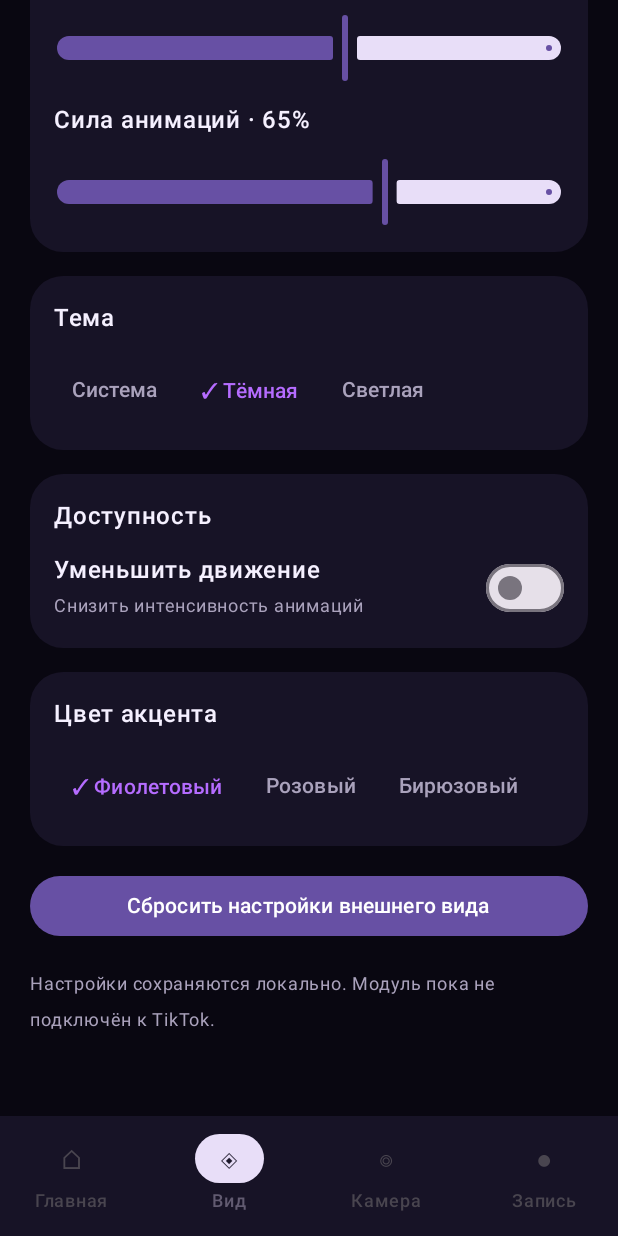
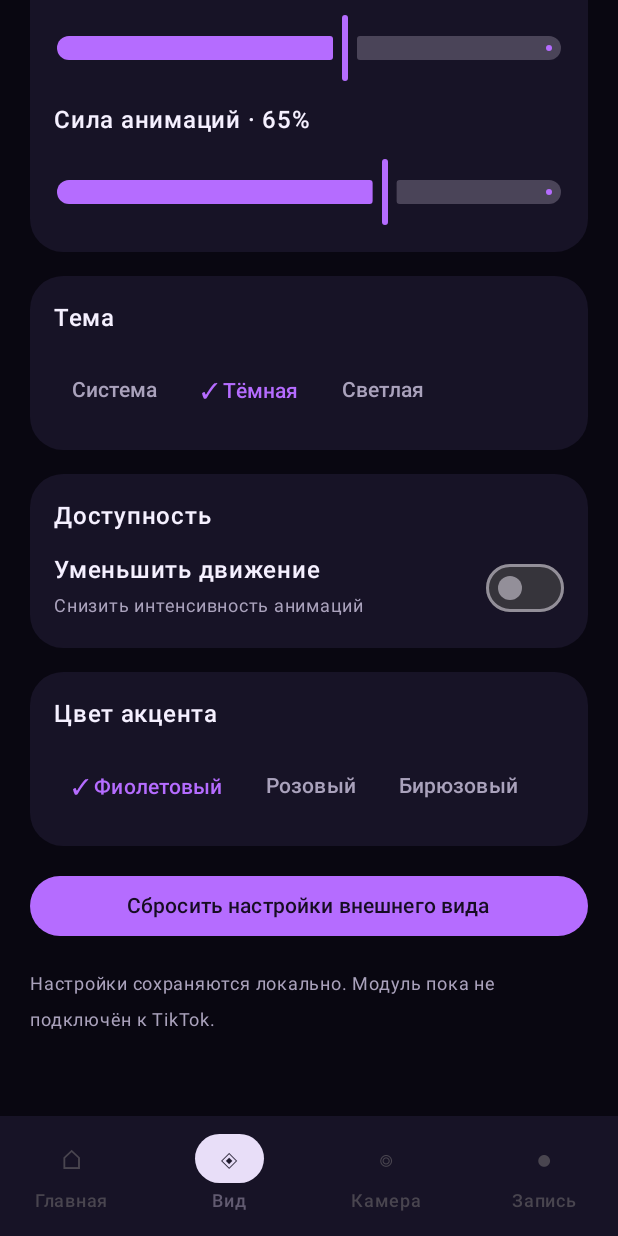
Before and after one commit to bs9973866-png/Zyro, an Android app built with Jetpack Compose: the screen it shows after launch (MainActivity), item 2 of the bottom bar chosen, scrolled down 477 dp, on a phone screen of 412 x 824 dp. Run offline under Robolectric (Android 15) with nearby library versions, the phone set to English and light mode, and no system bars; 1 statement that could not run was skipped.

Commit message:
Apply saved theme and accent choices to settings UI

```diff
--- a/zyro-settings/src/main/java/app/zyro/settings/ZyroSettingsScreen.kt
+++ b/zyro-settings/src/main/java/app/zyro/settings/ZyroSettingsScreen.kt
@@ -1,6 +1,7 @@
 package app.zyro.settings
 
 import androidx.compose.foundation.background
+import androidx.compose.foundation.isSystemInDarkTheme
 import androidx.compose.foundation.layout.*
 import androidx.compose.foundation.rememberScrollState
 import androidx.compose.foundation.shape.RoundedCornerShape
@@ -16,11 +17,38 @@ import androidx.compose.ui.unit.dp
 import androidx.compose.ui.unit.sp
 import kotlinx.coroutines.launch
 
-private val Bg = Color(0xFF090711)
-private val Panel = Color(0xFF171326)
-private val Accent = Color(0xFFB56CFF)
-private val MainText = Color(0xFFF5F0FF)
-private val Muted = Color(0xFFAAA2BC)
+private data class SettingsPalette(
+    val background: Color,
+    val panel: Color,
+    val accent: Color,
+    val primaryText: Color,
+    val secondaryText: Color
+)
+
+private fun settingsPalette(dark: Boolean, accentPreset: String): SettingsPalette {
+    val accent = when (accentPreset) {
+        "pink" -> if (dark) Color(0xFFFF5CAC) else Color(0xFFD63384)
+        "cyan" -> if (dark) Color(0xFF54DCE5) else Color(0xFF008C95)
+        else -> if (dark) Color(0xFFB56CFF) else Color(0xFF7540C8)
+    }
+    return if (dark) {
+        SettingsPalette(
+            background = Color(0xFF090711),
+            panel = Color(0xFF171326),
+            accent = accent,
+            primaryText = Color(0xFFF5F0FF),
+            secondaryText = Color(0xFFAAA2BC)
+        )
+    } else {
+        SettingsPalette(
+            background = Color(0xFFF7F4FB),
+            panel = Color(0xFFFFFFFF),
+            accent = accent,
+            primaryText = Color(0xFF201A2A),
+            secondaryText = Color(0xFF625B6F)
+        )
+    }
+}
 
 @Composable
 fun ZyroSettingsScreen(modifier: Modifier = Modifier, onClose: (() -> Unit)? = null) {
@@ -28,124 +56,209 @@ fun ZyroSettingsScreen(modifier: Modifier = Modifier, onClose: (() -> Unit)? = n
     val repo = remember(context) { ZyroSettingsRepository(context) }
     val state by repo.appearance.collectAsState(initial = ZyroAppearanceSettings())
     val scope = rememberCoroutineScope()
+    val systemDark = isSystemInDarkTheme()
+    val useDark = when (state.themeMode) {
+        ZyroThemeMode.SYSTEM -> systemDark
+        ZyroThemeMode.DARK -> true
+        ZyroThemeMode.LIGHT -> false
+    }
+    val palette = remember(useDark, state.accentPreset) {
+        settingsPalette(useDark, state.accentPreset)
+    }
+    val colors = if (useDark) {
+        darkColorScheme(
+            primary = palette.accent,
+            onPrimary = Color(0xFF160D22),
+            background = palette.background,
+            onBackground = palette.primaryText,
+            surface = palette.panel,
+            onSurface = palette.primaryText,
+            secondary = palette.accent
+        )
+    } else {
+        lightColorScheme(
+            primary = palette.accent,
+            onPrimary = Color.White,
+            background = palette.background,
+            onBackground = palette.primaryText,
+            surface = palette.panel,
+            onSurface = palette.primaryText,
+            secondary = palette.accent
+        )
+    }
 
-    MaterialTheme {
+    MaterialTheme(colorScheme = colors) {
         Column(
-            modifier.fillMaxSize().background(Bg).verticalScroll(rememberScrollState())
+            modifier.fillMaxSize()
+                .background(palette.background)
+                .verticalScroll(rememberScrollState())
                 .padding(horizontal = 20.dp, vertical = 24.dp),
             verticalArrangement = Arrangement.spacedBy(16.dp)
         ) {
-            Row(Modifier.fillMaxWidth(), verticalAlignment = Alignment.CenterVertically,
-                horizontalArrangement = Arrangement.SpaceBetween) {
+            Row(
+                Modifier.fillMaxWidth(),
+                verticalAlignment = Alignment.CenterVertically,
+                horizontalArrangement = Arrangement.SpaceBetween
+            ) {
                 Column {
-                    Text("ZYRO", color = Accent, fontSize = 13.sp,
+                    Text("ZYRO", color = palette.accent, fontSize = 13.sp,
                         fontWeight = FontWeight.Bold, letterSpacing = 3.sp)
-                    Text("Внешний вид", color = MainText, fontSize = 28.sp, fontWeight = FontWeight.Bold)
-                    Text("Настрой интерфейс под себя", color = Muted, fontSize = 14.sp)
+                    Text("Внешний вид", color = palette.primaryText,
+                        fontSize = 28.sp, fontWeight = FontWeight.Bold)
+                    Text("Настрой интерфейс под себя",
+                        color = palette.secondaryText, fontSize = 14.sp)
                 }
                 if (onClose != null) TextButton(onClick = onClose) {
-                    Text("Закрыть", color = Muted)
+                    Text("Закрыть", color = palette.secondaryText)
                 }
             }
-            PanelCard {
-                ToggleRow("Liquid Glass", "Полупрозрачный стиль поверхностей ZYRO",
-                    state.liquidGlassEnabled) { scope.launch { repo.setLiquidGlassEnabled(it) } }
-                ToggleRow("Размытие", "Blur, если его поддерживает хост",
-                    state.blurEnabled, state.liquidGlassEnabled) {
-                    scope.launch { repo.setBlurEnabled(it) }
-                }
-                ToggleRow("Прозрачность", "Полупрозрачные панели",
-                    state.transparencyEnabled, state.liquidGlassEnabled) {
-                    scope.launch { repo.setTransparencyEnabled(it) }
-                }
+
+            PanelCard(palette) {
+                ToggleRow(
+                    palette,
+                    "Liquid Glass",
+                    "Полупрозрачный стиль поверхностей ZYRO",
+                    state.liquidGlassEnabled
+                ) { scope.launch { repo.setLiquidGlassEnabled(it) } }
+                ToggleRow(
+                    palette,
+                    "Размытие",
+                    "Blur, если его поддерживает хост",
+                    state.blurEnabled,
+                    state.liquidGlassEnabled
+                ) { scope.launch { repo.setBlurEnabled(it) } }
+                ToggleRow(
+                    palette,
+                    "Прозрачность",
+                    "Полупрозрачные панели",
+                    state.transparencyEnabled,
+                    state.liquidGlassEnabled
+                ) { scope.launch { repo.setTransparencyEnabled(it) } }
             }
-            PanelCard {
+
+            PanelCard(palette) {
                 Text("Интенсивность · ${(state.surfaceIntensity * 100).toInt()}%",
-                    color = MainText, fontWeight = FontWeight.SemiBold)
+                    color = palette.primaryText, fontWeight = FontWeight.SemiBold)
                 Slider(state.surfaceIntensity,
                     { scope.launch { repo.setSurfaceIntensity(it) } }, valueRange = 0f..1f)
                 Text("Радиус углов · ${state.cornerRadius.toInt()} dp",
-                    color = MainText, fontWeight = FontWeight.SemiBold)
+                    color = palette.primaryText, fontWeight = FontWeight.SemiBold)
                 Slider(state.cornerRadius,
                     { scope.launch { repo.setCornerRadius(it) } }, valueRange = 8f..36f)
                 Text("Сила анимаций · ${(state.animationStrength * 100).toInt()}%",
-                    color = MainText, fontWeight = FontWeight.SemiBold)
+                    color = palette.primaryText, fontWeight = FontWeight.SemiBold)
                 Slider(state.animationStrength,
                     { scope.launch { repo.setAnimationStrength(it) } },
                     valueRange = 0f..1f, enabled = !state.reduceMotion)
             }
-            PanelCard {
-                Text("Тема", color = MainText, fontWeight = FontWeight.SemiBold)
+
+            PanelCard(palette) {
+                Text("Тема", color = palette.primaryText, fontWeight = FontWeight.SemiBold)
                 Row(horizontalArrangement = Arrangement.spacedBy(4.dp)) {
-                    ThemeChoice("Система", state.themeMode == ZyroThemeMode.SYSTEM) {
+                    ThemeChoice(palette, "Система", state.themeMode == ZyroThemeMode.SYSTEM) {
                         scope.launch { repo.setThemeMode(ZyroThemeMode.SYSTEM) }
                     }
-                    ThemeChoice("Тёмная", state.themeMode == ZyroThemeMode.DARK) {
+                    ThemeChoice(palette, "Тёмная", state.themeMode == ZyroThemeMode.DARK) {
                         scope.launch { repo.setThemeMode(ZyroThemeMode.DARK) }
                     }
-                    ThemeChoice("Светлая", state.themeMode == ZyroThemeMode.LIGHT) {
+                    ThemeChoice(palette, "Светлая", state.themeMode == ZyroThemeMode.LIGHT) {
                         scope.launch { repo.setThemeMode(ZyroThemeMode.LIGHT) }
                     }
                 }
             }
-            PanelCard {
-                Text("Доступность", color = MainText, fontWeight = FontWeight.SemiBold)
-                ToggleRow("Уменьшить движение", "Снизить интенсивность анимаций",
-                    state.reduceMotion) { scope.launch { repo.setReduceMotion(it) } }
+
+            PanelCard(palette) {
+                Text("Доступность", color = palette.primaryText, fontWeight = FontWeight.SemiBold)
+                ToggleRow(
+                    palette,
+                    "Уменьшить движение",
+                    "Снизить интенсивность анимаций",
+                    state.reduceMotion
+                ) { scope.launch { repo.setReduceMotion(it) } }
             }
-            PanelCard {
-                Text("Цвет акцента", color = MainText, fontWeight = FontWeight.SemiBold)
+
+            PanelCard(palette) {
+                Text("Цвет акцента", color = palette.primaryText, fontWeight = FontWeight.SemiBold)
                 Row(horizontalArrangement = Arrangement.spacedBy(4.dp)) {
                     listOf("violet", "pink", "cyan").forEach { preset ->
-                        ThemeChoice(when (preset) {
-                            "pink" -> "Розовый"
-                            "cyan" -> "Бирюзовый"
-                            else -> "Фиолетовый"
-                        }, state.accentPreset == preset) {
-                            scope.launch { repo.setAccentPreset(preset) }
-                        }
+                        ThemeChoice(
+                            palette,
+                            when (preset) {
+                                "pink" -> "Розовый"
+                                "cyan" -> "Бирюзовый"
+                                else -> "Фиолетовый"
+                            },
+                            state.accentPreset == preset
+                        ) { scope.launch { repo.setAccentPreset(preset) } }
                     }
                 }
             }
+
             Button(onClick = { scope.launch { repo.resetAppearance() } },
                 modifier = Modifier.fillMaxWidth()) {
                 Text("Сбросить настройки внешнего вида")
             }
-            Text("Настройки сохраняются локально. Модуль пока не подключён к TikTok.",
-                color = Muted, fontSize = 12.sp)
+            Text(
+                "Настройки сохраняются локально. Модуль пока не подключён к TikTok.",
+                color = palette.secondaryText,
+                fontSize = 12.sp
+            )
             Spacer(Modifier.height(12.dp))
         }
     }
 }
 
 @Composable
-private fun PanelCard(content: @Composable ColumnScope.() -> Unit) {
-    Card(Modifier.fillMaxWidth(), shape = RoundedCornerShape(22.dp),
-        colors = CardDefaults.cardColors(containerColor = Panel)) {
-        Column(Modifier.padding(16.dp), verticalArrangement = Arrangement.spacedBy(12.dp),
-            content = content)
+private fun PanelCard(
+    palette: SettingsPalette,
+    content: @Composable ColumnScope.() -> Unit
+) {
+    Card(
+        Modifier.fillMaxWidth(),
+        shape = RoundedCornerShape(22.dp),
+        colors = CardDefaults.cardColors(containerColor = palette.panel)
+    ) {
+        Column(
+            Modifier.padding(16.dp),
+            verticalArrangement = Arrangement.spacedBy(12.dp),
+            content = content
+        )
     }
 }
 
 @Composable
 private fun ToggleRow(
-    title: String, description: String, checked: Boolean, enabled: Boolean = true,
+    palette: SettingsPalette,
+    title: String,
+    description: String,
+    checked: Boolean,
+    enabled: Boolean = true,
     onChange: (Boolean) -> Unit
 ) {
-    Row(Modifier.fillMaxWidth(), verticalAlignment = Alignment.CenterVertically,
-        horizontalArrangement = Arrangement.spacedBy(12.dp)) {
+    Row(
+        Modifier.fillMaxWidth(),
+        verticalAlignment = Alignment.CenterVertically,
+        horizontalArrangement = Arrangement.spacedBy(12.dp)
+    ) {
         Column(Modifier.weight(1f)) {
-            Text(title, color = MainText, fontWeight = FontWeight.SemiBold)
-            Text(description, color = Muted, fontSize = 12.sp)
+            Text(title, color = palette.primaryText, fontWeight = FontWeight.SemiBold)
+            Text(description, color = palette.secondaryText, fontSize = 12.sp)
         }
         Switch(checked = checked, enabled = enabled, onCheckedChange = onChange)
     }
 }
 
 @Composable
-private fun ThemeChoice(title: String, selected: Boolean, onClick: () -> Unit) {
+private fun ThemeChoice(
+    palette: SettingsPalette,
+    title: String,
+    selected: Boolean,
+    onClick: () -> Unit
+) {
     TextButton(onClick = onClick) {
-        Text(if (selected) "✓ $title" else title,
-            color = if (selected) Accent else Muted)
+        Text(
+            if (selected) "✓ $title" else title,
+            color = if (selected) palette.accent else palette.secondaryText
+        )
     }
 }
```
